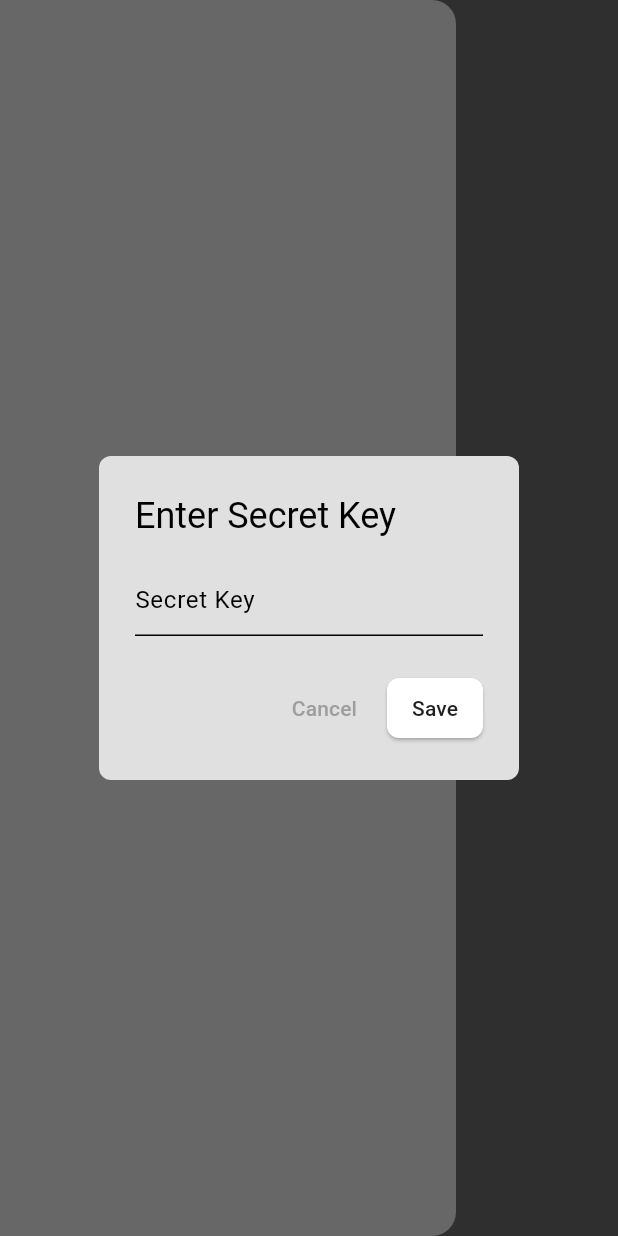
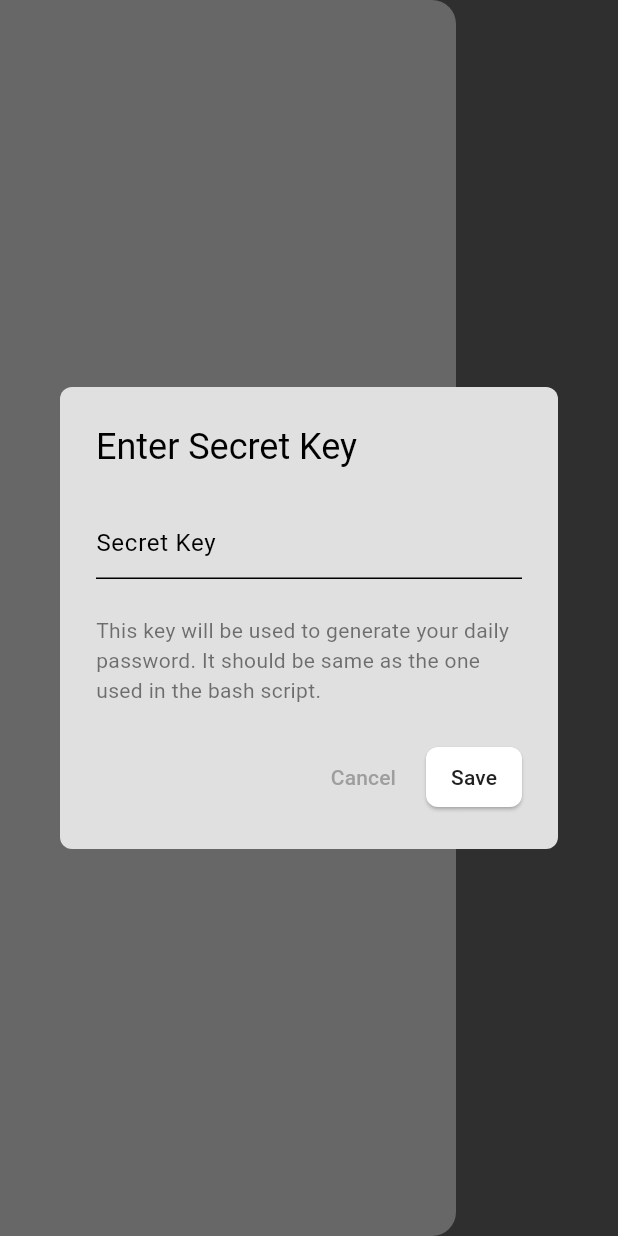
Before and after one commit to kamalkoranga/kaalpass, a Flutter app: the screen it shows after launch, in the side drawer, after a tap on "Change Secret Key", on a phone screen of 412 x 824 dp. Run offline on Flutter 3.47's test engine with Material 3 defaults, Android fonts, the phone set to English and light mode, and no system bars; our stand-ins replace shared_preferences; missing offline and left inert: home_widget.

Commit message:
customizes ui

```diff
--- a/lib/pages/home_page.dart
+++ b/lib/pages/home_page.dart
@@ -61,14 +61,40 @@ class _HomePageState extends State<HomePage> {
       context: context,
       barrierDismissible: false,
       builder: (context) => AlertDialog(
-        title: Text('Enter Secret Key'),
+        title: Column(
+          crossAxisAlignment: CrossAxisAlignment.start,
+          children: [
+            Text('Enter Secret Key'),
+            SizedBox(height: 8.0),
+            (secret.isNotEmpty)
+                ? Text(
+                    'Current Secret Key: $secret',
+                    style: TextStyle(
+                      fontSize: 14, color: Theme.of(context).colorScheme.inversePrimary.withValues(alpha: 0.6)),
+                  )
+                : Container(),
+          ],
+        ),
         shape: RoundedRectangleBorder(
           borderRadius: BorderRadius.circular(8.0),
         ),
-        content: TextField(
+        content: Column(
+          mainAxisSize: MainAxisSize.min,
+          children: [
+            TextField(
               controller: controller,
               obscureText: false,
               decoration: InputDecoration(hintText: 'Secret Key'),
+            ),
+            SizedBox(height: 24.0),
+            Text(
+              'This key will be used to generate your daily password. It should be same as the one used in the bash script.',
+              style: TextStyle(
+                fontSize: 14,
+                color: Theme.of(context).colorScheme.inversePrimary.withValues(alpha: 0.6),
+              ),
+            ),
+          ],
         ),
         actions: [
           TextButton(
@@ -148,12 +174,41 @@ class _HomePageState extends State<HomePage> {
         child: Column(
           mainAxisAlignment: MainAxisAlignment.center,
           children: [
+            Row(
+              mainAxisAlignment: MainAxisAlignment.center,
+              children: [
+                Text(
+                  'Dark Mode: ',
+                  style: TextStyle(
+                    color: Theme.of(context).colorScheme.inversePrimary,
+                    fontSize: 16,
+                  ),
+                ),
+                SizedBox(width: 16,),
                 CupertinoSwitch(
                   value: Provider.of<ThemeProvider>(context).isDarkMode,
                   onChanged: (value) => Provider.of<ThemeProvider>(context, listen: false).toggleTheme()
                 ),
+              ],
+            ),
             SizedBox(height: 20,),
-            ElevatedButton(onPressed: _promptForSecret, child: Text('Change Secret Key')),
+            ElevatedButton(
+              onPressed: _promptForSecret,
+              style: ElevatedButton.styleFrom(
+                backgroundColor: Theme.of(context).colorScheme.tertiary,
+                shape: RoundedRectangleBorder(
+                  borderRadius: BorderRadius.circular(12.0),
+                ),
+                padding: const EdgeInsets.symmetric(horizontal: 16, vertical: 8),
+              ),
+              child: Text(
+                'Change Secret Key',
+                style: TextStyle(
+                  color: Theme.of(context).colorScheme.inversePrimary,
+                  fontSize: 16
+                )
+              )
+            ),
           ]
         ),
       ),
```
Lines whose indentation alone changed are shown as unchanged.
